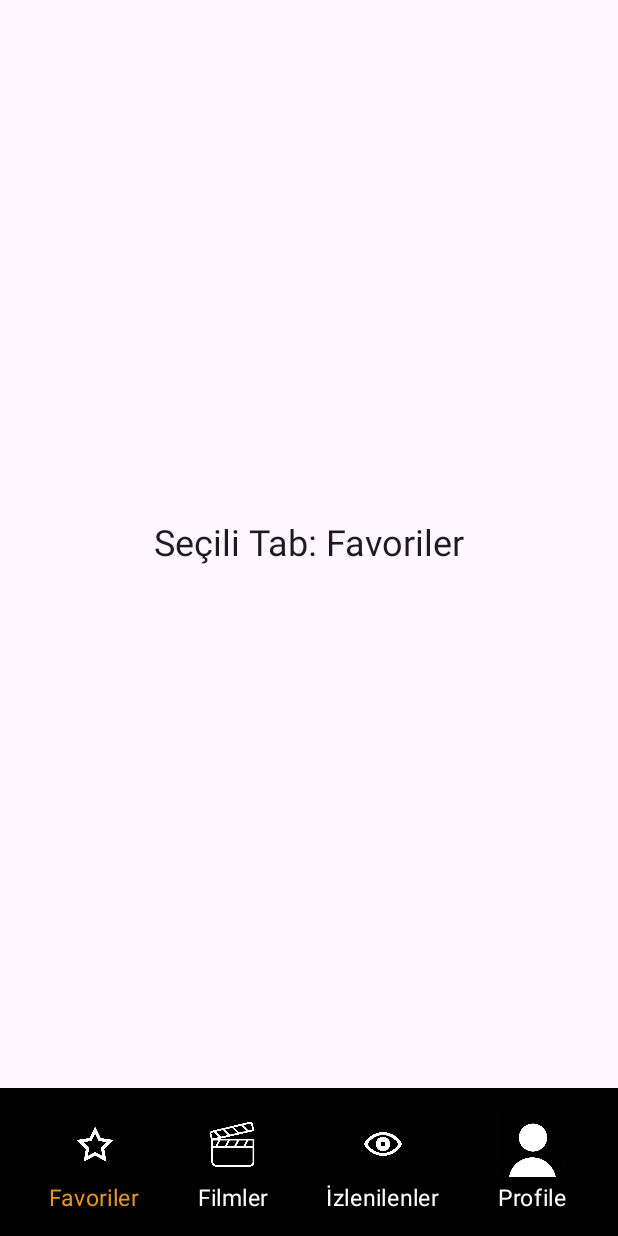
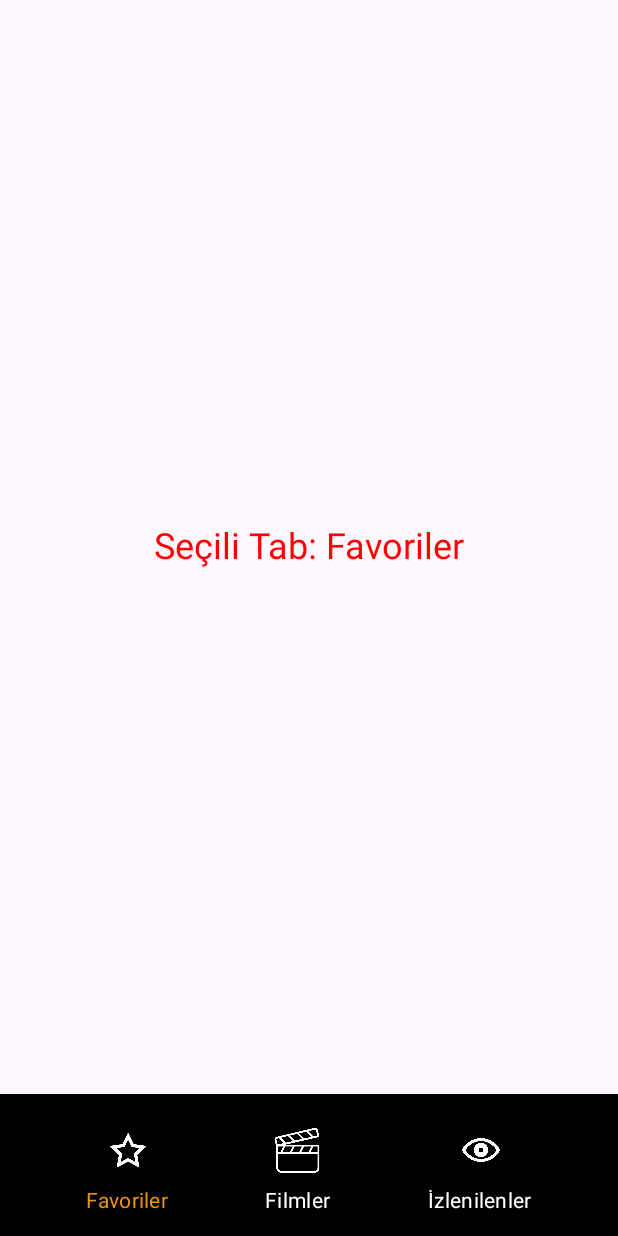
Before and after one commit to mert-dagdeviren/MovieProject, an Android app built with Jetpack Compose: the screen it shows after launch (MainActivity), on a phone screen of 412 x 824 dp. Run offline under Robolectric (Android 15) with nearby library versions, the light colour scheme and no system bars.

Commit message:
Bottom navigation bar fixed

```diff
--- a/app/src/main/java/com/example/movieproject/MainActivity.kt
+++ b/app/src/main/java/com/example/movieproject/MainActivity.kt
@@ -32,8 +32,8 @@ import androidx.compose.ui.Modifier
 import androidx.compose.ui.graphics.Color
 import androidx.compose.ui.graphics.painter.Painter
 import androidx.compose.ui.res.painterResource
+import androidx.compose.ui.res.stringResource
 import androidx.compose.ui.unit.dp
-import androidx.compose.ui.unit.sp
 
 
 class MainActivity : ComponentActivity() {
@@ -56,13 +56,12 @@ data class MovieTab(
 
 @Composable
 fun MovieHomeScreen() {
+    val tabs = listOf(
+        MovieTab(stringResource(R.string.favorites), R.drawable.ic_favorite),
+        MovieTab(stringResource(R.string.movies), R.drawable.ic_movies),
+        MovieTab(stringResource(R.string.visibility), R.drawable.ic_visibility),
 
-    val tabs = listOf(
-        MovieTab("Favoriler", R.drawable.ic_favorite),
-        MovieTab("Filmler", R.drawable.ic_movies),
-        MovieTab("İzlenilenler", R.drawable.ic_visibility),
-        MovieTab("Profile", R.drawable.ic_profile)
-    )
+        )
 
     var selectedTab by remember { mutableStateOf(tabs[0]) }
 
@@ -83,6 +82,7 @@ fun MovieHomeScreen() {
             contentAlignment = Alignment.Center
         ) {
             Text(
+                color = Color.Red,
                 text = "Seçili Tab: ${selectedTab.title}",
                 style = MaterialTheme.typography.headlineSmall
             )
@@ -116,16 +116,15 @@ fun MovieBottomBar(
 
 @Composable
 fun MovieBottomBarItem(
-    modifier: Modifier = Modifier,
     title: String,
     painter: Painter,
     isSelected: Boolean = false,
     onClick: () -> Unit
 ) {
-    val textColor = if (isSelected) (Color(0xFFE59522)) else Color.White
+    val textColor = if (isSelected) (Color(0xFFEC9214)) else Color.White
 
     Column(
-        modifier = modifier
+        modifier = Modifier
             .clickable { onClick() }
             .padding(5.dp),
         horizontalAlignment = Alignment.CenterHorizontally
@@ -142,18 +141,7 @@ fun MovieBottomBarItem(
         Text(
             text = title,
             color = textColor,
-            fontSize = 15.sp
+            style = MaterialTheme.typography.bodyMedium // bu kısmıda material theme den alalım
         )
     }
 }
-
-@Composable
-
-fun MoviesList() {
-    LazyColumn(modifier = Modifier.fillMaxSize()) {
-        items(15) {
-
-        }
-
-    }
-}
--- a/app/src/main/res/values/strings.xml
+++ b/app/src/main/res/values/strings.xml
@@ -1,3 +1,7 @@
 <resources>
     <string name="app_name">MovieProject</string>
+    <string name="favorites">Favoriler</string>
+    <string name="visibility">İzlenilenler</string>
+    <string name="movies">Filmler</string>
+
 </resources>
```
